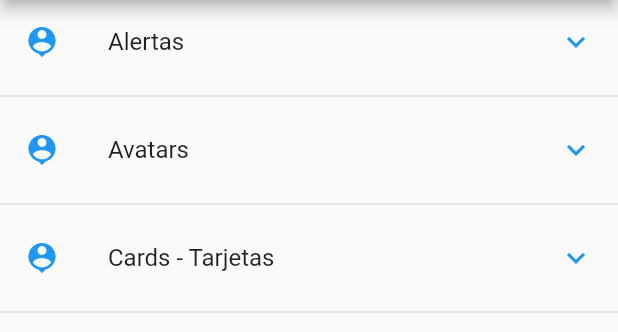
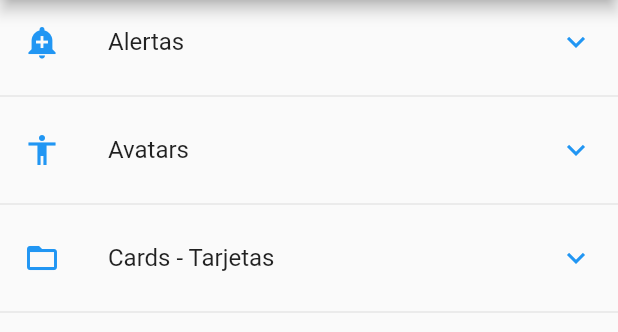
Before and after one commit to GregVaz/ComponentesFlutterApp, a Flutter app: the screen it shows after launch, on a phone screen of 412 x 824 dp, the part 84-416 px from its top. Run offline on Flutter 3.47's test engine with Material 2 defaults, Android fonts, the phone set to English and light mode, and no system bars.

Commit message:
Iconos por string

```diff
--- a/lib/src/pages/home_page.dart
+++ b/lib/src/pages/home_page.dart
@@ -1,3 +1,4 @@
+import 'package:componentes/src/utils/icono_string_util.dart';
 import 'package:flutter/material.dart';
 import 'package:componentes/src/providers/menu_provider.dart';
 
@@ -54,7 +55,7 @@ class HomePage extends StatelessWidget {
     data.forEach((opt) {
       final widgetTemp = ListTile(
         title: Text( opt['texto'] ),
-        leading: Icon( Icons.person_pin, color: Colors.blue ),
+        leading: getIcon( opt['icon'] ),
         trailing: Icon( Icons.keyboard_arrow_down, color: Colors.blue ),
         onTap: () {},
       );
--- /dev/null
+++ b/lib/src/utils/icono_string_util.dart
@@ -0,0 +1,11 @@
+import 'package:flutter/material.dart';
+
+final _icons = <String, IconData> {
+  'add_alert'       : Icons.add_alert,
+  'accessibility'   : Icons.accessibility,
+  'folder_open'     : Icons.folder_open
+};
+
+Icon getIcon( String nombreIcono ) {
+  return Icon( _icons[nombreIcono], color: Colors.blue);
+}
```
